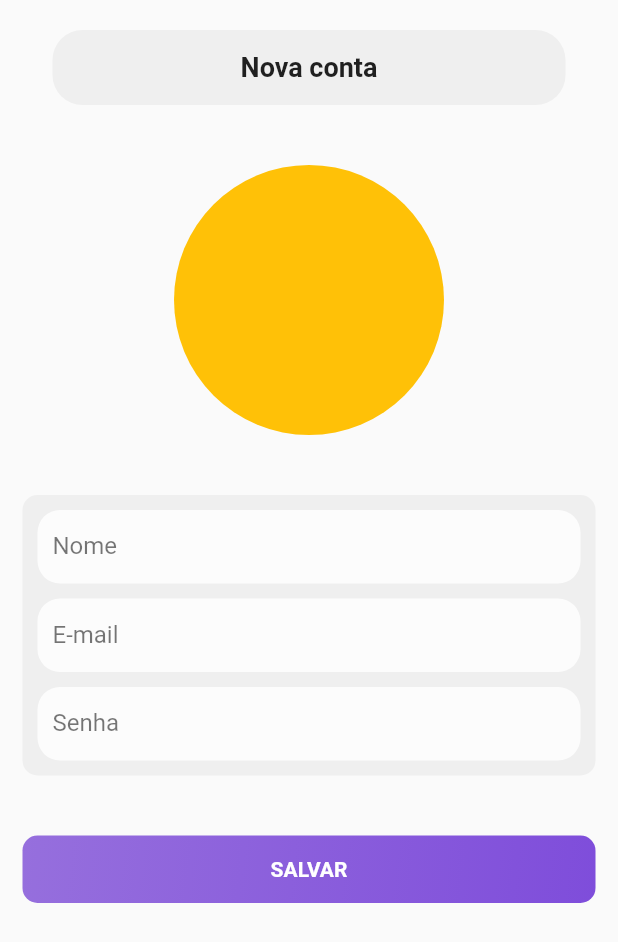
After one commit to jsimonassi/group_calendar, a Flutter app: the SignUp screen opened directly, on a phone screen of 412 x 824 dp. The commit adds this screen. Shown: the top 942 px of the screen. Run offline on Flutter 3.47's test engine with Material 2 defaults, Android fonts, the phone set to English and light mode, and no system bars; our stand-ins replace firebase_auth, flutter_datetime_picker, table_calendar; missing offline and left inert: dart:ffi; accounts and stored records are empty.

Commit message:
Add new screens

```diff
--- a/lib/constants/Colors.dart
+++ b/lib/constants/Colors.dart
@@ -3,8 +3,10 @@ import 'dart:ui';
 class AppColors {
 
   static const  Color backgroundLoginContainer = Color(0xd3ffffff);
-  static const  Color backgroundMainButton1 = Color(0xffc94615);
-  static const  Color backgroundMainButton2 = Color(0xd3d4a529);
+  //static const  Color backgroundMainButton1 = Color(0xffc94615);
+  static const  Color backgroundMainButton1 = Color(0xd38152d7);
+  //static const  Color backgroundMainButton2 = Color(0xd3d4a529);
+  static const  Color backgroundMainButton2 = Color(0xd36529d4);
   static const  Color backgroundBottomMenu = Color(0xffefefef);
 
 }
--- a/lib/main.dart
+++ b/lib/main.dart
@@ -15,7 +15,7 @@ class MyApp extends StatelessWidget {
       theme: ThemeData(
 
         primarySwatch: MaterialColor(
-          0xffe55f48, // 0% comes in here, this will be color picked if no shade is selected when defining a Color property which doesn’t require a swatch.
+          0xff6529d4, // 0% comes in here, this will be color picked if no shade is selected when defining a Color property which doesn’t require a swatch.
           const <int, Color>{
             50: const Color(0xff000000),//10%
             100: const Color(0xff000000),//20%
--- /dev/null
+++ b/lib/models/ApplicationUser.dart
@@ -0,0 +1,72 @@
+
+
+class ApplicationUser{
+
+  String _name = "";
+  String _password = "";
+  String _email = "";
+  String _image = "";
+  String _pushToken = "";
+  String _bornDate = "";
+
+  ApplicationUser();
+
+  Map<String, dynamic> toMap(){
+    Map<String, dynamic> map = {
+      "name" : this._name,
+      "email" : this._email,
+      "image": this._image,
+      "password": this._password,
+      "pushToken": this._pushToken,
+      "bornDate": this._bornDate
+    };
+    return map;
+  }
+
+  ApplicationUser mapToUser(Map<String, dynamic> mapUser){
+    ApplicationUser user = new ApplicationUser();
+    user._name = mapUser["name"];
+    user._password = mapUser["password"];
+    user._email = mapUser["email"];
+    user._image = mapUser["image"];
+    user._pushToken = mapUser["pushToken"];
+    user._bornDate = mapUser["bornDate"];
+    return user;
+  }
+
+  String get bornDate => _bornDate;
+
+  set bornDate(String value) {
+    _bornDate = value;
+  }
+
+  String get pushToken => _pushToken;
+
+  set pushToken(String value) {
+    _pushToken = value;
+  }
+
+  String get image => _image;
+
+  set image(String value) {
+    _image = value;
+  }
+
+  String get email => _email;
+
+  set email(String value) {
+    _email = value;
+  }
+
+  String get password => _password;
+
+  set password(String value) {
+    _password = value;
+  }
+
+  String get name => _name;
+
+  set name(String value) {
+    _name = value;
+  }
+}
--- a/lib/screens/Home.dart
+++ b/lib/screens/Home.dart
@@ -30,10 +30,6 @@ class _HomeState extends State<Home> {
             children: [
               Expanded(child: Container()),
               Container(
-                margin: EdgeInsets.only(
-                  top: 30,
-                  left: 30
-                ),
                 child: Image.asset("assets/images/no_event_logo.png"),
               ),
               Container(
--- /dev/null
+++ b/lib/screens/SignUp.dart
@@ -0,0 +1,171 @@
+import 'package:calendar/components/MainButton.dart';
+import 'package:calendar/components/MainScreenTitle.dart';
+import 'package:calendar/constants/Colors.dart';
+import 'package:calendar/models/ApplicationUser.dart';
+import 'package:calendar/services/Api.dart';
+import 'package:flutter/material.dart';
+
+class SignUp extends StatefulWidget {
+  const SignUp({Key? key}) : super(key: key);
+
+  @override
+  _SignUpState createState() => _SignUpState();
+}
+
+class _SignUpState extends State<SignUp> {
+
+
+  _registerUser(){
+    Api.createUser(new ApplicationUser());
+  }
+
+
+  @override
+  Widget build(BuildContext context) {
+    return Scaffold(
+        body: SafeArea(
+            child: Container(
+              margin: EdgeInsets.only(
+                  left: 15,
+                  right: 15
+              ),
+              child: ListView(
+                  children: [
+                    MainScreenTitle("Nova conta"),
+
+                    SizedBox(height: 20),
+
+                    GestureDetector(
+                      child: CircleAvatar(
+                        backgroundColor: Colors.amber,
+                        maxRadius: 90,
+                      ),
+                    ),
+
+                    SizedBox(height: 40),
+
+                    Container(
+                      decoration: BoxDecoration(
+                          color: AppColors.backgroundBottomMenu,
+                          borderRadius: BorderRadius.all(Radius.circular(10))),
+                      child: Column(
+                        children: [
+
+                          //Título
+                          Container(
+                            decoration: BoxDecoration(
+                                color: AppColors.backgroundLoginContainer,
+                                borderRadius: BorderRadius.all(Radius.circular(15))),
+                            margin: EdgeInsets.only(
+                                left: 10,
+                                right: 10,
+                                top: 10
+                            ),
+                            padding: EdgeInsets.only(left: 10),
+                            child: TextFormField(
+                              keyboardType: TextInputType.text,
+                              decoration: InputDecoration(
+                                border: InputBorder.none,
+                                contentPadding: EdgeInsets.only(
+                                  top: 5,
+                                  bottom: 5,
+                                ),
+                                labelText: "Nome",
+                                labelStyle: TextStyle(
+                                  color: Colors.black54,
+                                  fontWeight: FontWeight.w400,
+                                  fontSize: 16,
+                                ),
+                              ),
+                              style: TextStyle(
+                                //Texto escrito pelo usário
+                                fontSize: 20,
+                                color: Colors.black,
+                              ),
+                            ),
+                          ),
+
+                          //Título
+                          Container(
+                            decoration: BoxDecoration(
+                                color: AppColors.backgroundLoginContainer,
+                                borderRadius: BorderRadius.all(Radius.circular(15))),
+                            margin: EdgeInsets.only(
+                                left: 10,
+                                right: 10,
+                                top: 10
+                            ),
+                            padding: EdgeInsets.only(left: 10),
+                            child: TextFormField(
+                              keyboardType: TextInputType.text,
+                              decoration: InputDecoration(
+                                border: InputBorder.none,
+                                contentPadding: EdgeInsets.only(
+                                  top: 5,
+                                  bottom: 5,
+                                ),
+                                labelText: "E-mail",
+                                labelStyle: TextStyle(
+                                  color: Colors.black54,
+                                  fontWeight: FontWeight.w400,
+                                  fontSize: 16,
+                                ),
+                              ),
+                              style: TextStyle(
+                                //Texto escrito pelo usário
+                                fontSize: 20,
+                                color: Colors.black,
+                              ),
+                            ),
+                          ),
+
+                          //Título
+                          Container(
+                            decoration: BoxDecoration(
+                                color: AppColors.backgroundLoginContainer,
+                                borderRadius: BorderRadius.all(Radius.circular(15))),
+                            margin: EdgeInsets.only(
+                                left: 10,
+                                right: 10,
+                                top: 10,
+                                bottom: 10
+                            ),
+                            padding: EdgeInsets.only(left: 10),
+                            child: TextFormField(
+                              keyboardType: TextInputType.text,
+                              decoration: InputDecoration(
+                                border: InputBorder.none,
+                                contentPadding: EdgeInsets.only(
+                                  top: 5,
+                                  bottom: 5,
+                                ),
+                                labelText: "Senha",
+                                labelStyle: TextStyle(
+                                  color: Colors.black54,
+                                  fontWeight: FontWeight.w400,
+                                  fontSize: 16,
+                                ),
+                              ),
+                              style: TextStyle(
+                                //Texto escrito pelo usário
+                                fontSize: 20,
+                                color: Colors.black,
+                              ),
+                            ),
+                          ),
+
+                        ],
+                      ),
+                    ), //BL1
+
+                    SizedBox(height: 40),
+
+                    MainButton("SALVAR", _registerUser),
+
+                  ]
+              ),
+            )
+        )
+    );
+  }
+}
--- a/pubspec.yaml
+++ b/pubspec.yaml
@@ -30,6 +30,9 @@ dependencies:
   cupertino_icons: ^1.0.2
   table_calendar: ^3.0.2
   flutter_datetime_picker: ^1.5.1
+
+  #Firebase packages
+  firebase_auth: ^3.1.3
 
 dev_dependencies:
   flutter_test:
```
Also changed, not shown: lib/screens/Login.dart (+9 -1 lines), lib/screens/MainNavigation.dart (+1 -9 lines), lib/services/Api.dart (added, +25 -0 lines), assets/images/no_event_logo.png, pubspec.lock, 6 other files.
